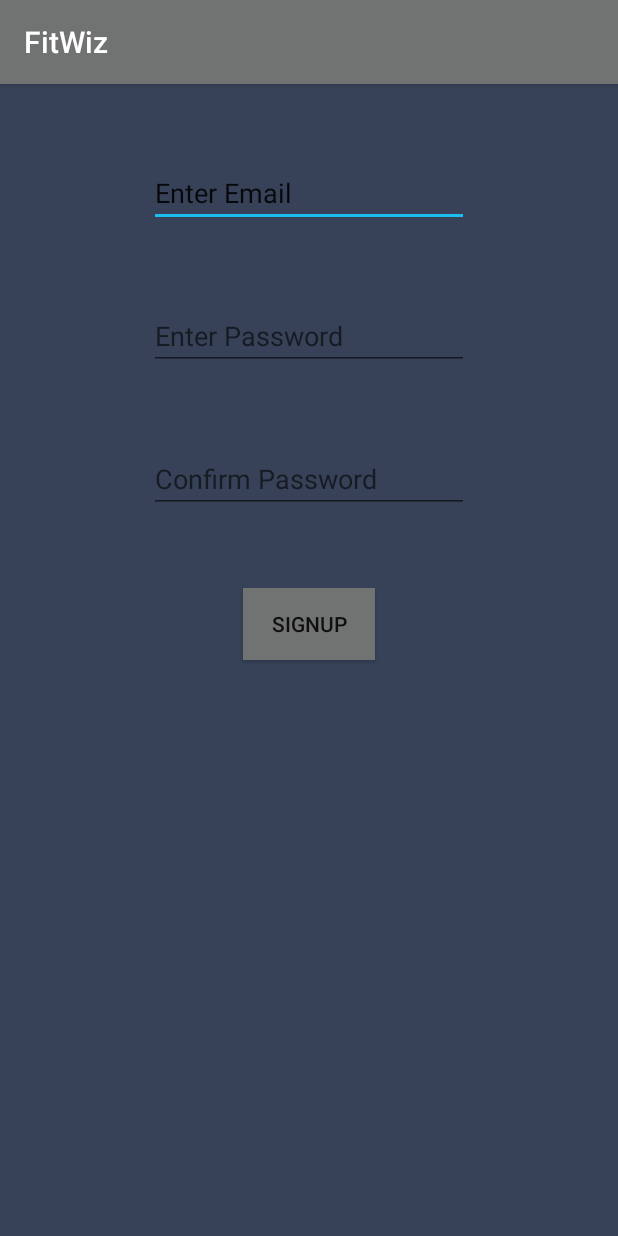
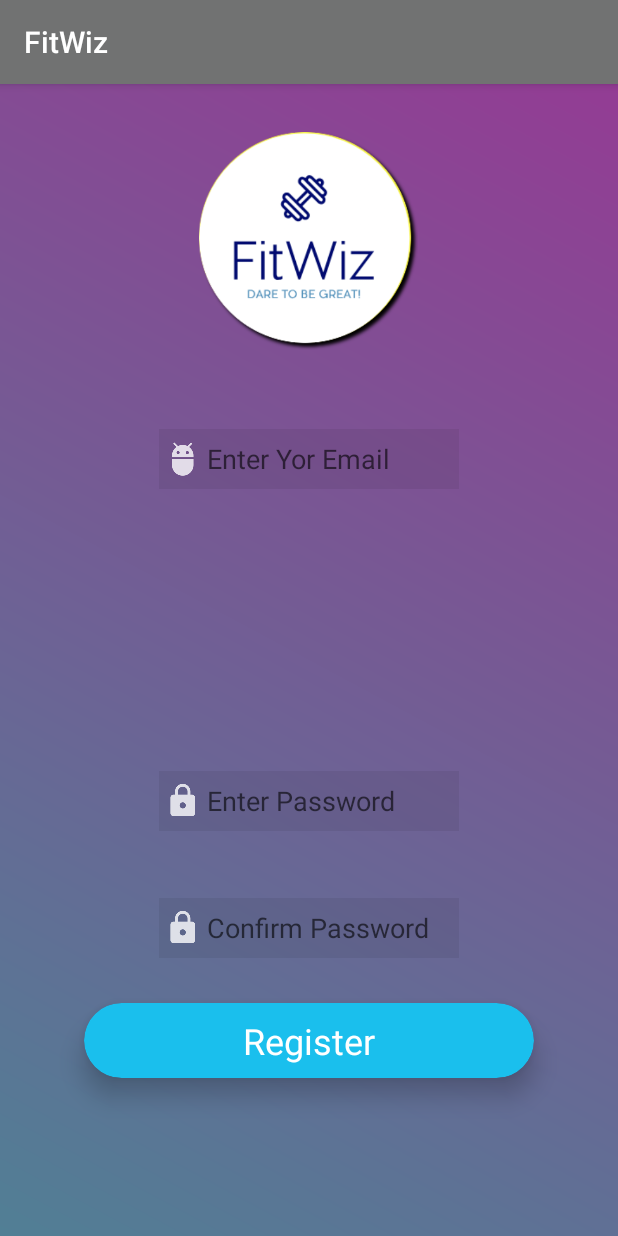
Before and after one commit to PKM007/FitWizV2, an Android app: the SignupActivity screen opened directly, with no data from a screen before it, on a phone screen of 412 x 824 dp. Run offline under Robolectric (Android 15) with nearby library versions, the phone set to English and light mode, and no system bars; our stand-ins replace Firebase (no records; nobody signed in at launch, a user with empty details on screens opened directly).

Commit message:
Login Firebase

```diff
--- a/app/src/main/java/com/example/dell/fitwizv2/SignupActivity.java
+++ b/app/src/main/java/com/example/dell/fitwizv2/SignupActivity.java
@@ -5,6 +5,7 @@ import android.os.Handler;
 import android.support.annotation.NonNull;
 import android.support.v7.app.AppCompatActivity;
 import android.os.Bundle;
+import android.support.v7.widget.CardView;
 import android.view.View;
 import android.widget.Button;
 import android.widget.EditText;
@@ -19,7 +20,7 @@ import com.google.firebase.auth.FirebaseUser;
 public class SignupActivity extends AppCompatActivity {
 
     EditText email, password, retypedPassword;
-    Button submit;
+    CardView submit;
     private FirebaseAuth mAuth;
 
     @Override
--- a/app/src/main/res/layout/activity_signup.xml
+++ b/app/src/main/res/layout/activity_signup.xml
@@ -1,57 +1,85 @@
 <?xml version="1.0" encoding="utf-8"?>
 <RelativeLayout xmlns:android="http://schemas.android.com/apk/res/android"
+android:id="@+id/my_drawer"
 xmlns:app="http://schemas.android.com/apk/res-auto"
 xmlns:tools="http://schemas.android.com/tools"
 android:layout_width="match_parent"
 android:layout_height="match_parent"
-    android:background="#374258"
+android:background="@drawable/gradient3"
 tools:context=".SignupActivity">
 
 
+<ImageView
+    android:id="@+id/imageView2"
+    android:layout_width="250dp"
+    android:layout_height="145dp"
+    android:layout_alignParentTop="true"
+    android:layout_centerHorizontal="true"
+    android:layout_marginTop="32dp"
+    app:srcCompat="@drawable/logo5" />
+
 <EditText
     android:id="@+id/email"
-        android:layout_width="wrap_content"
-        android:layout_height="wrap_content"
+    android:layout_width="200dp"
+    android:layout_height="40dp"
     android:layout_alignParentTop="true"
     android:layout_centerHorizontal="true"
-        android:layout_marginTop="50dp"
+    android:layout_marginTop="230dp"
+    android:background="#11000000"
+    android:drawableLeft="@drawable/ic_action_user"
     android:ems="10"
-        android:inputType="textEmailAddress"
-        android:text="Enter Email" />
+    android:hint="Enter Yor Email"
+    android:inputType="textEmailAddress" />
 
 <EditText
     android:id="@+id/password"
-        android:layout_width="wrap_content"
-        android:layout_height="wrap_content"
-        android:layout_marginTop="50dp"
-        android:layout_centerVertical="true"
+    android:layout_width="200dp"
+    android:layout_height="40dp"
+    android:layout_alignParentBottom="true"
     android:layout_centerHorizontal="true"
-        android:layout_below="@id/email"
+    android:layout_marginBottom="270dp"
+    android:background="#11000000"
+    android:drawableLeft="@drawable/ic_action_password"
     android:ems="10"
     android:hint="Enter Password"
     android:inputType="textPassword" />
 
 <EditText
     android:id="@+id/retyped_password"
-        android:layout_width="wrap_content"
-        android:layout_height="wrap_content"
-        android:layout_marginTop="50dp"
-        android:layout_centerVertical="true"
+    android:layout_width="200dp"
+    android:layout_height="40dp"
+    android:layout_alignParentBottom="true"
     android:layout_centerHorizontal="true"
-        android:layout_below="@id/password"
+    android:layout_marginBottom="185dp"
+    android:background="#11000000"
+    android:drawableLeft="@drawable/ic_action_password"
     android:ems="10"
     android:hint="Confirm Password"
     android:inputType="textPassword" />
 
-    <Button
+<android.support.v7.widget.CardView
+    android:layout_width="300dp"
+    android:layout_height="50dp"
+    android:layout_alignParentBottom="true"
+    android:layout_centerHorizontal="true"
+    android:layout_marginBottom="105dp"
     android:id="@+id/submit"
+    app:cardBackgroundColor="@color/colorAccent"
+    app:cardCornerRadius="25dp"
+
+    app:cardElevation="10dp">
+
+    <RelativeLayout
+        android:layout_width="match_parent"
+        android:layout_height="match_parent">
+
+        <TextView
             android:layout_width="wrap_content"
             android:layout_height="wrap_content"
-        android:layout_below="@id/retyped_password"
-        android:layout_marginTop="50dp"
-        android:layout_centerVertical="true"
-        android:layout_centerHorizontal="true"
-        android:background="@color/colorPrimary"
-        android:text="Signup" />
-
+            android:layout_centerInParent="true"
+            android:text="Register"
+            android:textColor="#fff"
+            android:textSize="24sp" />
     </RelativeLayout>
+</android.support.v7.widget.CardView>
+</RelativeLayout>
--- a/app/src/main/res/layout/activity_splash.xml
+++ b/app/src/main/res/layout/activity_splash.xml
@@ -15,7 +15,7 @@
         android:layout_centerHorizontal="true"
         android:layout_centerVertical="true"
         android:layout_marginTop="140dp"
-        android:layout_marginLeft="70dp"
+        android:layout_marginLeft="75dp"
         android:layout_alignParentTop="true"
         android:src="@drawable/logo5" />
 
```
Also changed, not shown: app/src/main/java/com/example/dell/fitwizv2/bulk.java (line endings or trailing spaces). Lines whose indentation alone changed are shown as unchanged.
